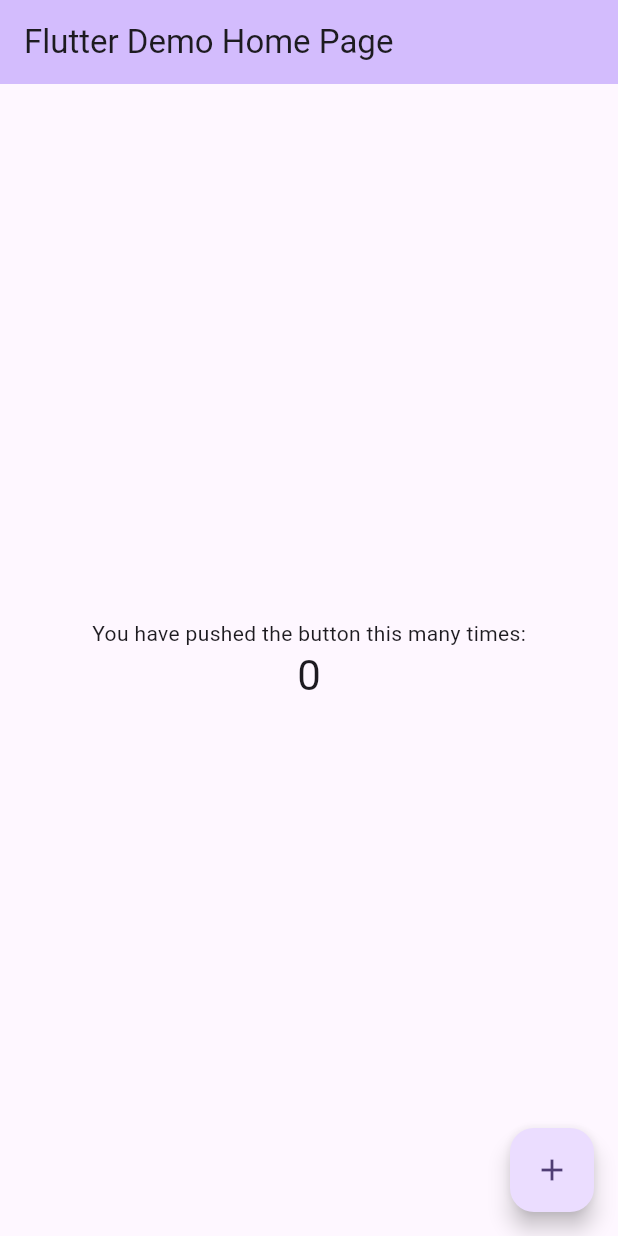
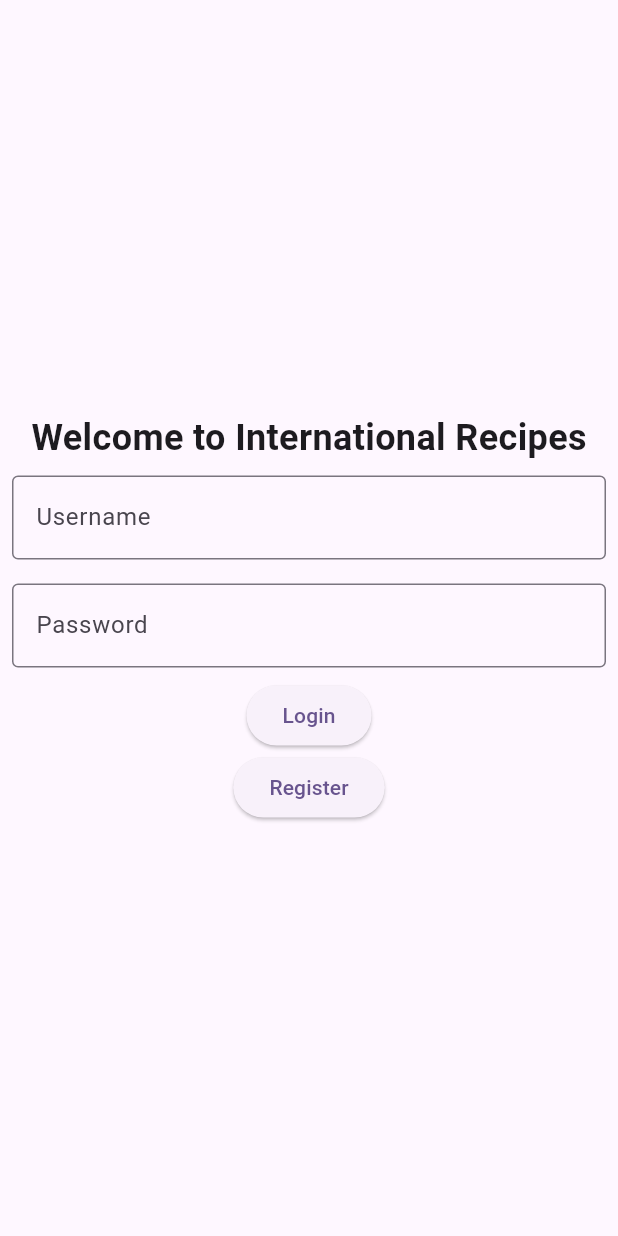
Before and after one commit to MAUMAU101/recebuddy_main, a Flutter app: the screen it shows after launch, on a phone screen of 412 x 824 dp. Run offline on Flutter 3.47's test engine with Material 3 defaults, Android fonts, the phone set to English and light mode, and no system bars; our stand-ins replace firebase_auth; accounts and stored records are empty.

Commit message:
LoginWithUsernamePassword added

```diff
--- a/lib/main.dart
+++ b/lib/main.dart
@@ -1,4 +1,5 @@
 import 'package:flutter/material.dart';
+import 'views/landing_page.dart'; // Import the landing page view
 
 void main() {
   runApp(const MyApp());
@@ -7,119 +8,16 @@
 class MyApp extends StatelessWidget {
   const MyApp({super.key});
 
-  // This widget is the root of your application.
   @override
   Widget build(BuildContext context) {
     return MaterialApp(
       title: 'Flutter Demo',
+      debugShowCheckedModeBanner: false,
       theme: ThemeData(
-        // This is the theme of your application.
-        //
-        // TRY THIS: Try running your application with "flutter run". You'll see
-        // the application has a purple toolbar. Then, without quitting the app,
-        // try changing the seedColor in the colorScheme below to Colors.green
-        // and then invoke "hot reload" (save your changes or press the "hot
-        // reload" button in a Flutter-supported IDE, or press "r" if you used
-        // the command line to start the app).
-        //
-        // Notice that the counter didn't reset back to zero; the application
-        // state is not lost during the reload. To reset the state, use hot
-        // restart instead.
-        //
-        // This works for code too, not just values: Most code changes can be
-        // tested with just a hot reload.
         colorScheme: ColorScheme.fromSeed(seedColor: Colors.deepPurple),
         useMaterial3: true,
       ),
-      home: const MyHomePage(title: 'Flutter Demo Home Page'),
+      home: LandingPage(), // Updated to use the LandingPage view
     );
   }
 }
-
-class MyHomePage extends StatefulWidget {
-  const MyHomePage({super.key, required this.title});
-
-  // This widget is the home page of your application. It is stateful, meaning
-  // that it has a State object (defined below) that contains fields that affect
-  // how it looks.
-
-  // This class is the configuration for the state. It holds the values (in this
-  // case the title) provided by the parent (in this case the App widget) and
-  // used by the build method of the State. Fields in a Widget subclass are
-  // always marked "final".
-
-  final String title;
-
-  @override
-  State<MyHomePage> createState() => _MyHomePageState();
-}
-
-class _MyHomePageState extends State<MyHomePage> {
-  int _counter = 0;
-
-  void _incrementCounter() {
-    setState(() {
-      // This call to setState tells the Flutter framework that something has
-      // changed in this State, which causes it to rerun the build method below
-      // so that the display can reflect the updated values. If we changed
-      // _counter without calling setState(), then the build method would not be
-      // called again, and so nothing would appear to happen.
-      _counter++;
-    });
-  }
-
-  @override
-  Widget build(BuildContext context) {
-    // This method is rerun every time setState is called, for instance as done
-    // by the _incrementCounter method above.
-    //
-    // The Flutter framework has been optimized to make rerunning build methods
-    // fast, so that you can just rebuild anything that needs updating rather
-    // than having to individually change instances of widgets.
-    return Scaffold(
-      appBar: AppBar(
-        // TRY THIS: Try changing the color here to a specific color (to
-        // Colors.amber, perhaps?) and trigger a hot reload to see the AppBar
-        // change color while the other colors stay the same.
-        backgroundColor: Theme.of(context).colorScheme.inversePrimary,
-        // Here we take the value from the MyHomePage object that was created by
-        // the App.build method, and use it to set our appbar title.
-        title: Text(widget.title),
-      ),
-      body: Center(
-        // Center is a layout widget. It takes a single child and positions it
-        // in the middle of the parent.
-        child: Column(
-          // Column is also a layout widget. It takes a list of children and
-          // arranges them vertically. By default, it sizes itself to fit its
-          // children horizontally, and tries to be as tall as its parent.
-          //
-          // Column has various properties to control how it sizes itself and
-          // how it positions its children. Here we use mainAxisAlignment to
-          // center the children vertically; the main axis here is the vertical
-          // axis because Columns are vertical (the cross axis would be
-          // horizontal).
-          //
-          // TRY THIS: Invoke "debug painting" (choose the "Toggle Debug Paint"
-          // action in the IDE, or press "p" in the console), to see the
-          // wireframe for each widget.
-          mainAxisAlignment: MainAxisAlignment.center,
-          children: <Widget>[
-            const Text(
-              'You have pushed the button this many times:',
-            ),
-            Text(
-              '$_counter',
-              style: Theme.of(context).textTheme.headlineMedium,
-            ),
-          ],
-        ),
-      ),
-      floatingActionButton: FloatingActionButton(
-        onPressed: _incrementCounter,
-        tooltip: 'Increment',
-        child: const Icon(Icons.add),
-      ), // This trailing comma makes auto-formatting nicer for build methods.
-    );
-  }
-}
--- /dev/null
+++ b/lib/models/users.dart
@@ -0,0 +1,6 @@
+class User {
+  String? email;
+  bool isLoggedIn;
+
+  User({this.email, this.isLoggedIn = false});
+}
--- /dev/null
+++ b/lib/viewmodels/landing_page_viewmodel.dart
@@ -0,0 +1,13 @@
+import 'package:flutter/material.dart';
+import 'package:recebuddy_main/views/home_page.dart';
+
+class LandingPageViewModel {
+  void navigateToLogin(BuildContext context, String username, String password) {
+    Navigator.push(
+      context,
+      MaterialPageRoute(builder: (context) => const HomePage()),
+    );
+  }
+
+  void navigateToRegister(BuildContext context) {}
+}
--- /dev/null
+++ b/lib/views/landing_page.dart
@@ -0,0 +1,60 @@
+import 'package:flutter/material.dart';
+import 'package:recebuddy_main/viewmodels/landing_page_viewmodel.dart';
+
+class LandingPage extends StatelessWidget {
+  final LandingPageViewModel viewModel = LandingPageViewModel();
+
+  LandingPage({super.key});
+
+  final TextEditingController _usernameController = TextEditingController();
+  final TextEditingController _passwordController = TextEditingController();
+
+  @override
+  Widget build(BuildContext context) {
+    return Scaffold(
+      body: Center(
+        child: SingleChildScrollView(
+          // Added for scrolling when keyboard appears
+          child: Column(
+            mainAxisAlignment: MainAxisAlignment.center,
+            children: <Widget>[
+              const Text('Welcome to International Recipes',
+                  style: TextStyle(fontSize: 24, fontWeight: FontWeight.bold)),
+              Padding(
+                padding: const EdgeInsets.all(8.0),
+                child: TextFormField(
+                  controller: _usernameController,
+                  decoration: const InputDecoration(
+                    labelText: 'Username',
+                    border: OutlineInputBorder(),
+                  ),
+                  keyboardType: TextInputType.emailAddress,
+                ),
+              ),
+              Padding(
+                padding: const EdgeInsets.all(8.0),
+                child: TextFormField(
+                  controller: _passwordController,
+                  decoration: const InputDecoration(
+                    labelText: 'Password',
+                    border: OutlineInputBorder(),
+                  ),
+                  obscureText: true,
+                ),
+              ),
+              ElevatedButton(
+                onPressed: () => viewModel.navigateToLogin(context,
+                    _usernameController.text, _passwordController.text),
+                child: const Text('Login'),
+              ),
+              ElevatedButton(
+                onPressed: () => viewModel.navigateToRegister(context),
+                child: const Text('Register'),
+              ),
+            ],
+          ),
+        ),
+      ),
+    );
+  }
+}
--- a/pubspec.yaml
+++ b/pubspec.yaml
@@ -35,6 +35,8 @@ dependencies:
   # The following adds the Cupertino Icons font to your application.
   # Use with the CupertinoIcons class for iOS style icons.
   cupertino_icons: ^1.0.2
+  firebase_auth: ^4.14.1
+  firebase_core: ^2.23.0
 
 dev_dependencies:
   flutter_test:
@@ -45,7 +47,7 @@ dev_dependencies:
   # activated in the `analysis_options.yaml` file located at the root of your
   # package. See that file for information about deactivating specific lint
   # rules and activating additional ones.
-  flutter_lints: ^2.0.0
+  flutter_lints: ^3.0.1
 
 # For information on the generic Dart part of this file, see the
 # following page: https://dart.dev/tools/pub/pubspec
```
Also changed, not shown: lib/services/authentication_service.dart (added, +14 -0 lines), lib/views/home_page.dart (added, +17 -0 lines), lib/views/login_page.dart (added, +17 -0 lines), lib/models/recepie.dart (added), lib/services/recipe_service.dart (added), lib/viewmodels/login_viewmodel.dart (added), lib/viewmodels/recipe_viewmodel.dart (added), lib/viewmodels/search_viewmodel.dart (added), lib/views/preparation_page.dart (added), lib/views/recipe_info_page.dart (added), lib/views/search_page.dart (added), lib/views/user_settings_page.dart (added), pubspec.lock, 3 other files.
